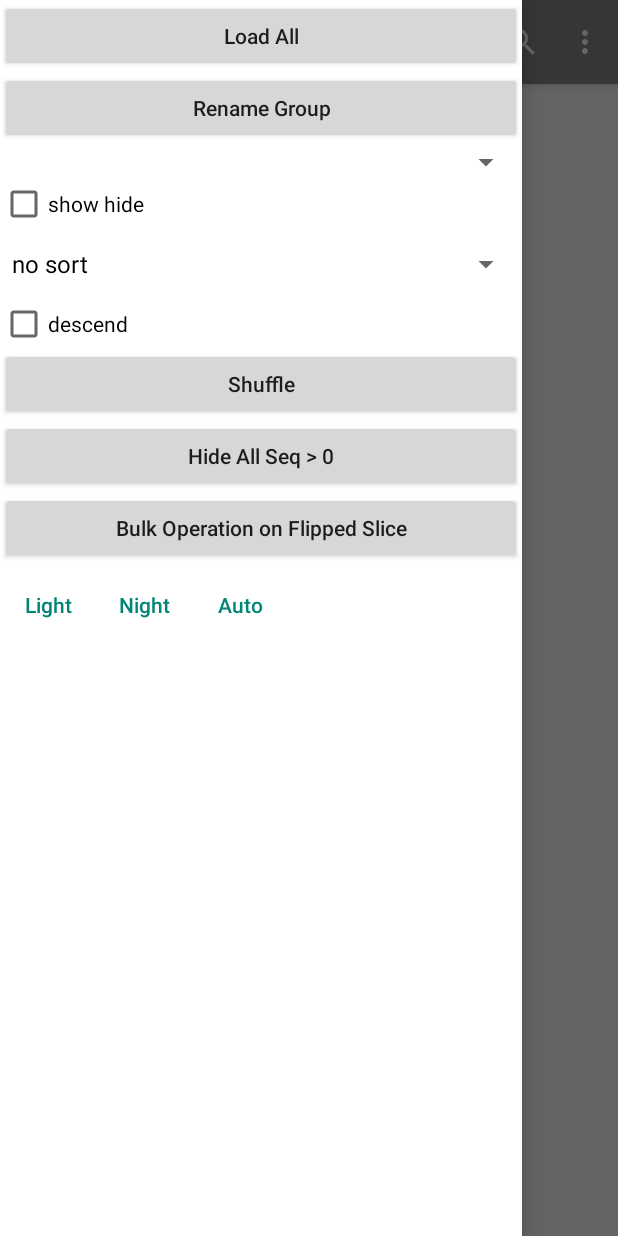
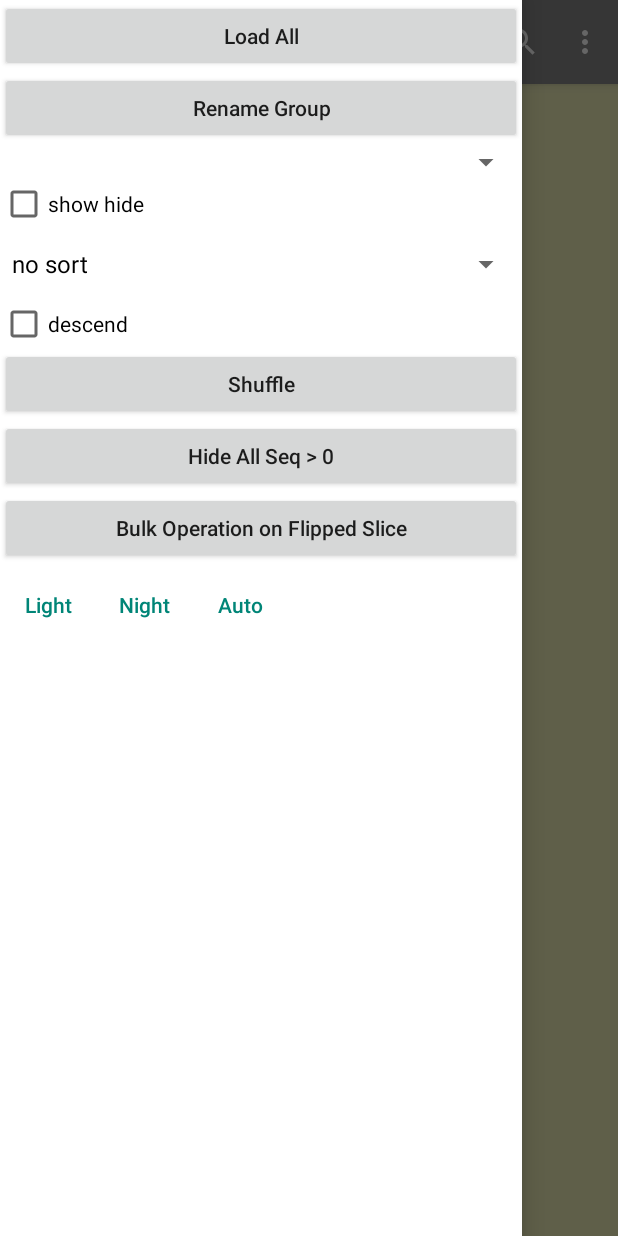
Before and after one commit to zyprex/SliceNote, an Android app: the screen it shows after launch (MainActivity), with the side drawer open, on a phone screen of 412 x 824 dp. Run offline under Robolectric (Android 15) with nearby library versions, the phone set to English and light mode, and no system bars; our stand-ins replace Room's generated code.

Commit message:
M: UI improve, doc rewrite

```diff
--- a/app/build.gradle
+++ b/app/build.gradle
@@ -16,7 +16,7 @@ android {
         minSdk 21
         targetSdk 32
         versionCode 1
-        versionName "2.0"
+        versionName "2.1"
 
         testInstrumentationRunner "androidx.test.runner.AndroidJUnitRunner"
     }
--- /dev/null
+++ b/app/src/main/res/drawable/baseline_segment_24.xml
@@ -0,0 +1,5 @@
+<vector android:autoMirrored="true" android:height="24dp"
+    android:tint="#FFFFFF" android:viewportHeight="24"
+    android:viewportWidth="24" android:width="24dp" xmlns:android="http://schemas.android.com/apk/res/android">
+    <path android:fillColor="@android:color/white" android:pathData="M9,18h12v-2L9,16v2zM3,6v2h18L21,6L3,6zM9,13h12v-2L9,11v2z"/>
+</vector>
--- a/app/src/main/res/layout/activity_main.xml
+++ b/app/src/main/res/layout/activity_main.xml
@@ -28,6 +28,7 @@
             android:id="@+id/recyclerView"
             android:layout_width="match_parent"
             android:layout_height="match_parent"
+            style="@style/recyclerViewStyle"
             />
     </LinearLayout>
     <ScrollView
--- a/app/src/main/res/values-night/styles.xml
+++ b/app/src/main/res/values-night/styles.xml
@@ -2,7 +2,7 @@
 <resources xmlns:tools="http://schemas.android.com/tools">
     <style name="MyToolbarStyle">
         <item name="android:textColor">@color/white</item>
-        <item name="android:background">?colorPrimary</item>
+        <item name="android:background">#404040</item>
         <item name="android:textColorSecondary">@color/white</item>
     </style>
     <style name="MyToolbarMenuStyle">
@@ -13,4 +13,11 @@
         <item name="android:textColor">@color/white</item>
         <item name="android:textColorHint">@color/white</item>
     </style>
+    <style name="recyclerViewStyle" parent="Widget.AppCompat.ListView">
+        <item name="android:background">#242424</item>
+    </style>
+    <style name="cardViewStyle" parent="CardView.Dark">
+        <item name="android:textColor">#CCCCAF</item>
+        <item name="android:background">#000000</item>
+    </style>
 </resources>
--- a/app/src/main/res/values/styles.xml
+++ b/app/src/main/res/values/styles.xml
@@ -13,4 +13,11 @@
         <item name="android:textColor">@color/white</item>
         <item name="android:textColorHint">@color/white</item>
     </style>
+    <style name="recyclerViewStyle" parent="Widget.AppCompat.ListView">
+        <item name="android:background">#EEEEB8</item>
+    </style>
+    <style name="cardViewStyle" parent="CardView.Light">
+        <item name="android:textColor">@color/black</item>
+        <item name="android:background">#FFFFC9</item>
+    </style>
 </resources>
```
Also changed, not shown: app/src/main/java/com/zyprex/slicenote/SliceAdapter.kt (+18 -10 lines), app/src/main/res/layout/slice_item.xml (+8 -1 lines), 4 other files.
